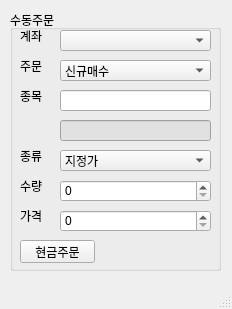
Old version of the form resource/ui/pytrader.ui in the repository kikuke/AutoStock.
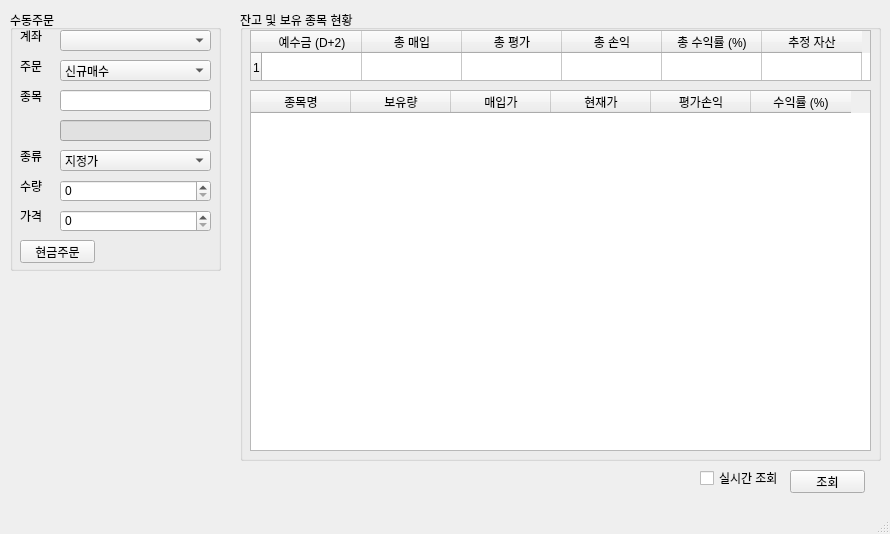
New version of the form. Icons and pictures are not drawn.

Diff of the .ui file:
```diff
--- a/resource/ui/pytrader.ui
+++ b/resource/ui/pytrader.ui
@@ -6,8 +6,8 @@
    <rect>
     <x>0</x>
     <y>0</y>
-    <width>232</width>
-    <height>309</height>
+    <width>890</width>
+    <height>534</height>
    </rect>
   </property>
   <property name="windowTitle">
@@ -240,6 +240,129 @@
      </property>
     </widget>
    </widget>
+   <widget class="QGroupBox" name="groupBox_2">
+    <property name="geometry">
+     <rect>
+      <x>240</x>
+      <y>10</y>
+      <width>641</width>
+      <height>451</height>
+     </rect>
+    </property>
+    <property name="title">
+     <string>잔고 및 보유 종목 현황</string>
+    </property>
+    <widget class="QTableWidget" name="tableWidget">
+     <property name="geometry">
+      <rect>
+       <x>10</x>
+       <y>20</y>
+       <width>621</width>
+       <height>51</height>
+      </rect>
+     </property>
+     <property name="rowCount">
+      <number>1</number>
+     </property>
+     <row/>
+     <column>
+      <property name="text">
+       <string>예수금 (D+2)</string>
+      </property>
+     </column>
+     <column>
+      <property name="text">
+       <string>총 매입</string>
+      </property>
+     </column>
+     <column>
+      <property name="text">
+       <string>총 평가</string>
+      </property>
+     </column>
+     <column>
+      <property name="text">
+       <string>총 손익</string>
+      </property>
+     </column>
+     <column>
+      <property name="text">
+       <string>총 수익률 (%)</string>
+      </property>
+     </column>
+     <column>
+      <property name="text">
+       <string>추정 자산</string>
+      </property>
+     </column>
+    </widget>
+    <widget class="QTableWidget" name="tableWidget_2">
+     <property name="geometry">
+      <rect>
+       <x>10</x>
+       <y>80</y>
+       <width>621</width>
+       <height>361</height>
+      </rect>
+     </property>
+     <column>
+      <property name="text">
+       <string>종목명</string>
+      </property>
+     </column>
+     <column>
+      <property name="text">
+       <string>보유량</string>
+      </property>
+     </column>
+     <column>
+      <property name="text">
+       <string>매입가</string>
+      </property>
+     </column>
+     <column>
+      <property name="text">
+       <string>현재가</string>
+      </property>
+     </column>
+     <column>
+      <property name="text">
+       <string>평가손익</string>
+      </property>
+     </column>
+     <column>
+      <property name="text">
+       <string>수익률 (%)</string>
+      </property>
+     </column>
+    </widget>
+   </widget>
+   <widget class="QCheckBox" name="checkBox">
+    <property name="geometry">
+     <rect>
+      <x>700</x>
+      <y>470</y>
+      <width>81</width>
+      <height>16</height>
+     </rect>
+    </property>
+    <property name="text">
+     <string>실시간 조회</string>
+    </property>
+   </widget>
+   <widget class="QPushButton" name="pushButton">
+    <property name="geometry">
+     <rect>
+      <x>790</x>
+      <y>470</y>
+      <width>75</width>
+      <height>23</height>
+     </rect>
+    </property>
+    <property name="text">
+     <string>조회</string>
+    </property>
+   </widget>
   </widget>
   <widget class="QMenuBar" name="menubar">
    <property name="geometry">
```
Left out of the diff: 4 changed lines with no effect on the pictures.
